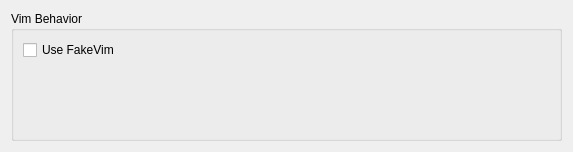
First picture: the form in liteidex/src/plugins/fakevimedit/fakevimeditoption.ui, repository visualfc/liteide, before the edit.
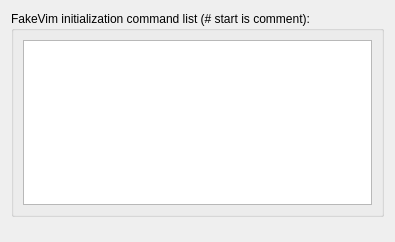
Second picture: the form after the edit.

Commit message: fakevim init command list option

```diff
--- a/liteidex/src/plugins/fakevimedit/fakevimeditoption.ui
+++ b/liteidex/src/plugins/fakevimedit/fakevimeditoption.ui
@@ -6,8 +6,8 @@
    <rect>
     <x>0</x>
     <y>0</y>
-    <width>573</width>
-    <height>152</height>
+    <width>395</width>
+    <height>242</height>
    </rect>
   </property>
   <property name="windowTitle">
@@ -17,14 +17,13 @@
    <item>
     <widget class="QGroupBox" name="groupBox">
      <property name="title">
-      <string>Vim Behavior</string>
+      <string>FakeVim initialization command list (# start is comment):</string>
      </property>
      <layout class="QVBoxLayout" name="verticalLayout">
       <item>
-       <widget class="QCheckBox" name="enableUseFakeVimCheckBox">
-        <property name="text">
-         <string>Use FakeVim</string>
-        </property>
+       <widget class="QPlainTextEdit" name="textInitCommands"/>
+      </item>
+     </layout>
        </widget>
       </item>
       <item>
@@ -39,9 +38,6 @@
          </size>
         </property>
        </spacer>
-      </item>
-     </layout>
-    </widget>
    </item>
   </layout>
  </widget>
```
Lines whose indentation alone changed are shown as unchanged. The commit also changes 5 other files.
